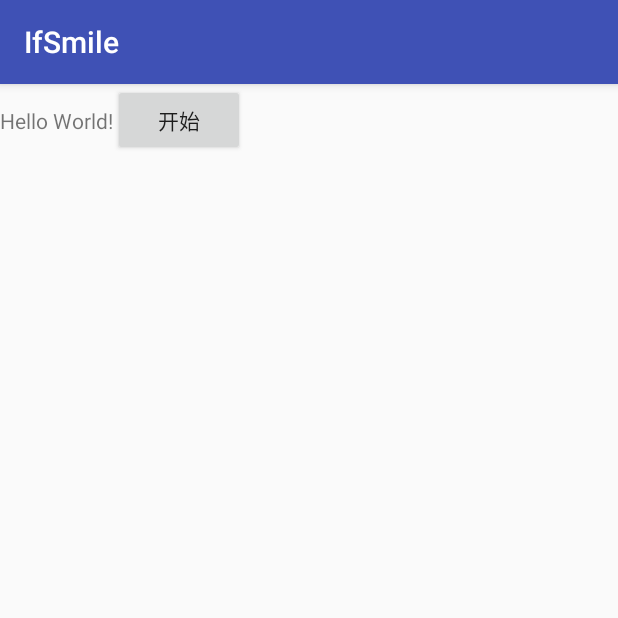
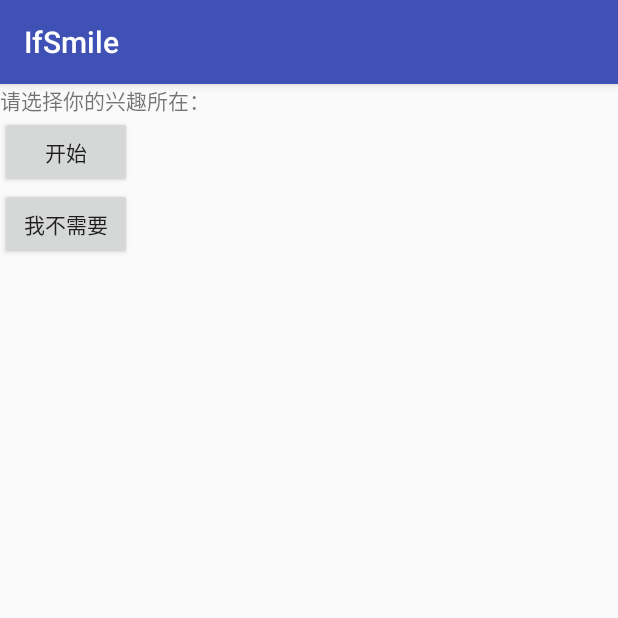
Before and after one commit to zhang-yongjiang/ifsmile, an Android app: the screen it shows after launch (SmileActivity), after a tap on "开始", on a phone screen of 412 x 824 dp, the top half of it. Run offline under Robolectric (Android 15) with nearby library versions, the phone set to English and light mode, and no system bars.

Commit message:
third commit

```diff
--- a/app/src/main/java/app/ifsmile/com/ifsmile/SmileActivity.java
+++ b/app/src/main/java/app/ifsmile/com/ifsmile/SmileActivity.java
@@ -9,6 +9,7 @@ import android.widget.Toast;
 public class SmileActivity extends AppCompatActivity {
 
     private Button start;
+    private Button noChoice;
 
     @Override
     protected void onCreate(Bundle savedInstanceState) {
@@ -18,7 +19,14 @@ public class SmileActivity extends AppCompatActivity {
         start.setOnClickListener(new View.OnClickListener() {
             @Override
             public void onClick(View v) {
-                Toast.makeText(SmileActivity.this,"you clicked the start",Toast.LENGTH_SHORT).show();
+                Toast.makeText(SmileActivity.this,"欢迎来到IfSmile",Toast.LENGTH_SHORT).show();
+            }
+        });
+        noChoice=(Button)findViewById(R.id.without_choice);
+        noChoice.setOnClickListener(new View.OnClickListener() {
+            @Override
+            public void onClick(View v) {
+                Toast.makeText(SmileActivity.this,"你没有做出任何选择",Toast.LENGTH_SHORT).show();
             }
         });
     }
--- a/app/src/main/res/layout/activity_smile.xml
+++ b/app/src/main/res/layout/activity_smile.xml
@@ -3,16 +3,22 @@
     xmlns:android="http://schemas.android.com/apk/res/android"
     xmlns:tools="http://schemas.android.com/tools"
     android:id="@+id/activity_smile"
+    android:orientation="vertical"
     android:layout_width="match_parent"
     android:layout_height="match_parent">
 
     <TextView
         android:layout_width="wrap_content"
         android:layout_height="wrap_content"
-        android:text="Hello World!"/>
+        android:text="请选择你的兴趣所在："/>
     <Button
         android:id="@+id/start_button"
         android:layout_width="wrap_content"
         android:layout_height="wrap_content"
         android:text="开始"/>
+    <Button
+        android:id="@+id/without_choice"
+        android:layout_width="wrap_content"
+        android:layout_height="wrap_content"
+        android:text="我不需要"/>
 </LinearLayout>
```
